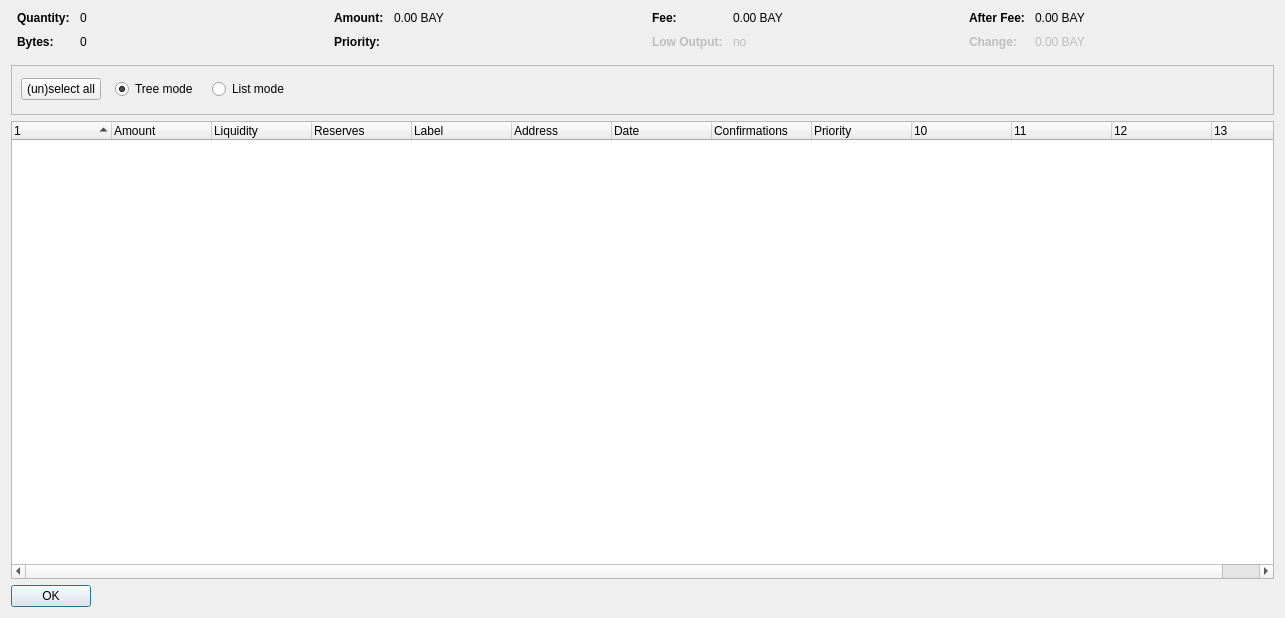
Before: the Qt Designer form src/qt/forms/coincontroldialog.ui in bitbaymarket/bitbay-core, drawn with Qt 5.
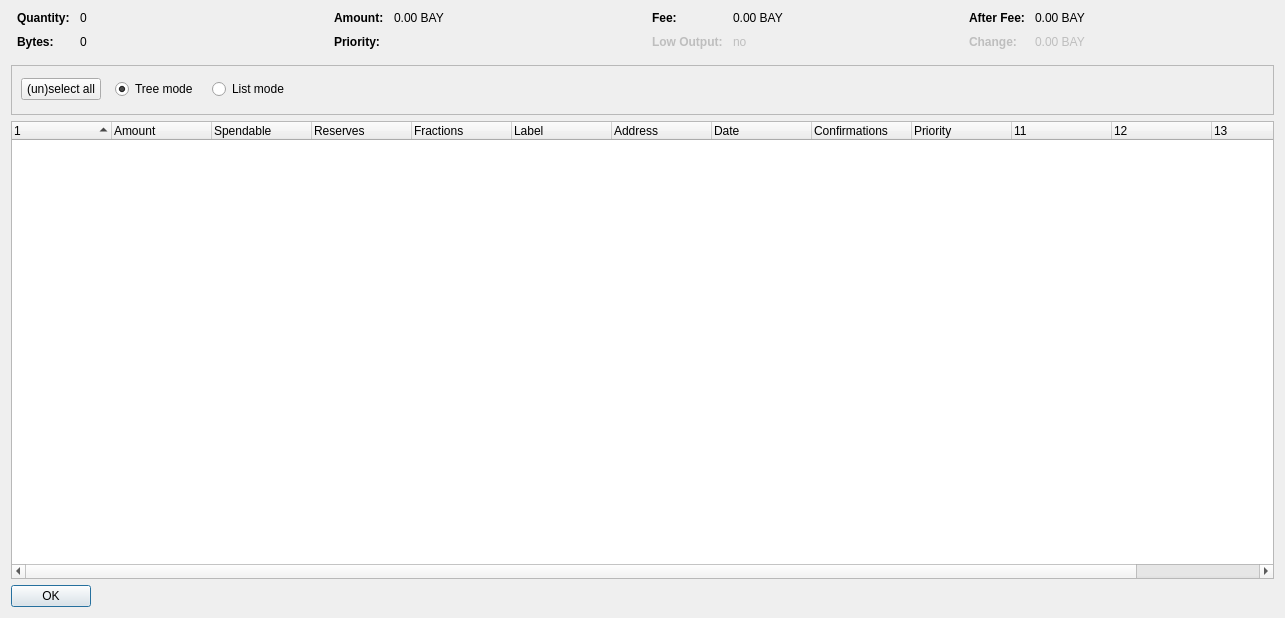
After: the same form once the commit is applied. Custom widgets are drawn as their Qt base class.

Commit message: Indicate fractions in coincontroldialog

Patch:
```diff
--- a/src/qt/forms/coincontroldialog.ui
+++ b/src/qt/forms/coincontroldialog.ui
@@ -409,7 +409,7 @@
       <bool>false</bool>
      </property>
      <property name="columnCount">
-      <number>13</number>
+      <number>14</number>
      </property>
      <attribute name="headerShowSortIndicator" stdset="0">
       <bool>true</bool>
@@ -429,7 +429,7 @@
      </column>
      <column>
       <property name="text">
-       <string>Liquidity</string>
+       <string>Spendable</string>
       </property>
      </column>
      <column>
@@ -437,6 +437,11 @@
        <string>Reserves</string>
       </property>
      </column>
+     <column>
+      <property name="text">
+       <string>Fractions</string>
+      </property>
+     </column>
      <column>
       <property name="text">
        <string>Label</string>
```
The commit also changes 2 other files.
